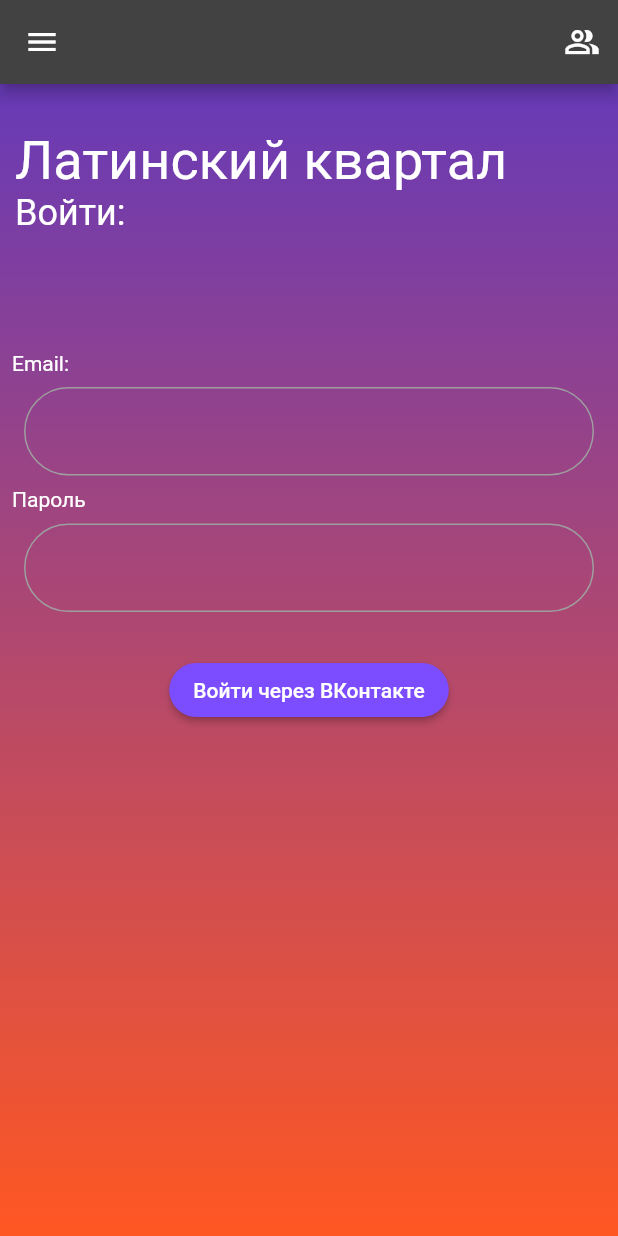
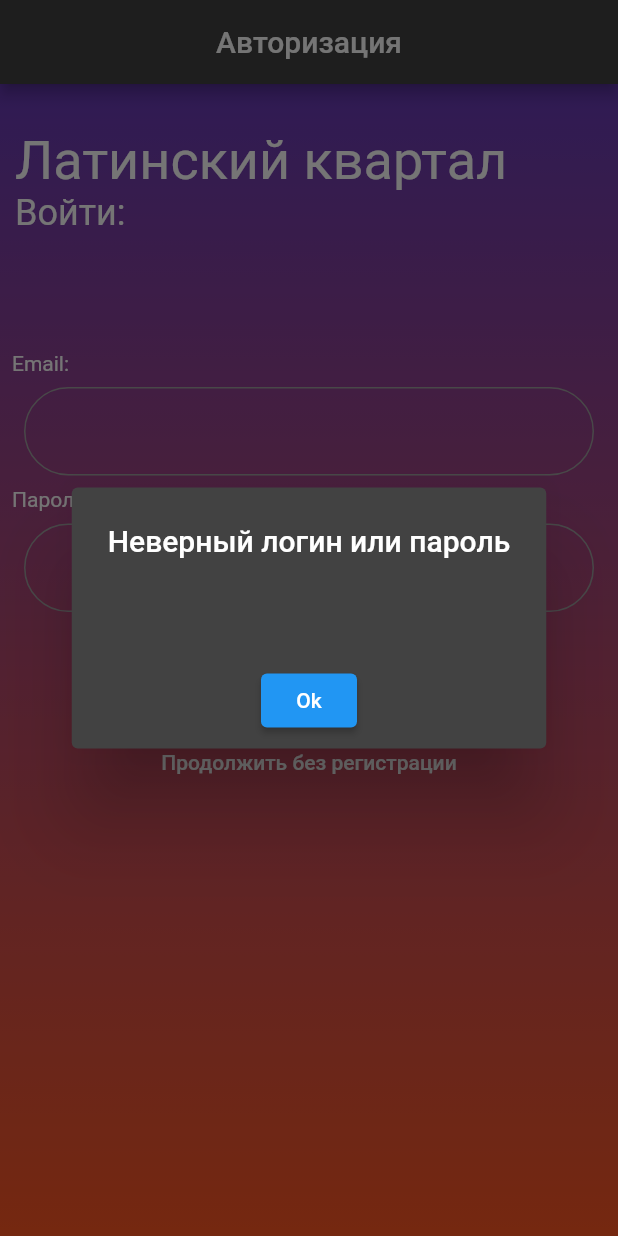
Before and after one commit to siniioduvan/latino_kvartal, a Flutter app: the screen it shows after launch, after a tap on "Войти через ВКонтакте", on a phone screen of 412 x 824 dp. Run offline on Flutter 3.47's test engine with Material 2 defaults, Android fonts, the light colour scheme and no system bars.

Commit message:
23.05.23

```diff
--- a/lib/pages/main_page.dart
+++ b/lib/pages/main_page.dart
@@ -1,4 +1,5 @@
 import 'package:flutter/material.dart';
+import 'package:latino_kvartal/future/drawer.dart';
 
 class MainPage extends StatelessWidget {
   final List<PostData> postData = [
@@ -24,7 +25,10 @@ class MainPage extends StatelessWidget {
 
   @override
   Widget build(BuildContext context) {
-    return Container(
+    return Scaffold(
+      drawer: DrawerMainMenu(),
+      appBar: AppBar(),
+      body: Container(
         width: double.infinity,
         height: double.infinity,
         child: ListView(children: [
@@ -40,6 +44,7 @@ class MainPage extends StatelessWidget {
             ],
           ),
         ]),
+      ),
     );
   }
 }
--- a/lib/pages/user_profile.dart
+++ b/lib/pages/user_profile.dart
@@ -8,7 +8,8 @@ class UserProfile extends StatelessWidget {
 
   @override
   Widget build(BuildContext context) {
-    return ListView(
+    return Scaffold(
+      body: ListView(
         children: [Column(
           children: [
             HeaderProfile(),
@@ -19,6 +20,7 @@ class UserProfile extends StatelessWidget {
             Settings(),
           ],
         ),
-    ]);
+      ]),
+    );
   }
 }
--- a/lib/widgets/auth_page/entry_field.dart
+++ b/lib/widgets/auth_page/entry_field.dart
@@ -1,4 +1,6 @@
 import 'package:flutter/material.dart';
+import 'package:latino_kvartal/pages/main_page.dart';
+import 'package:latino_kvartal/pages/user_profile.dart';
 
 class EntryField extends StatefulWidget {
   const EntryField({
@@ -17,7 +19,29 @@ class _EntryFieldState extends State<EntryField> {
     final login = _loginTextController.text;
     final password = _passwordTextController.text;
     if (login == 'admin' && password == 'admin') {
-      print('open app');
+      final navigator = Navigator.of(context);
+      navigator.push(MaterialPageRoute(builder: (context) => MainPage()));
+    }else{
+      showDialog<void>(
+        context: context,
+        builder: (BuildContext context) {
+          return AlertDialog(
+            title: Text('Неверный логин или пароль'),
+            content: const Text(''),
+            elevation: 24,
+            actions: <Widget>[
+              Center(
+                child: ElevatedButton(
+                  child: Text('Ok'),
+                  onPressed: () {
+                    Navigator.of(context).pop();
+                  },
+                ),
+              ),
+            ],
+          );
+        },
+      );
     }
   }
 
@@ -94,6 +118,12 @@ class _EntryFieldState extends State<EntryField> {
                 ))
               ),
             ),
+          ),
+          Center(
+            child: TextButton(
+              onPressed: (){},
+              child: Text('Продолжить без регистрации',style: TextStyle(color: Colors.white),),
+            ),
           )
         ],
       ),
--- a/lib/widgets/my_app.dart
+++ b/lib/widgets/my_app.dart
@@ -10,16 +10,9 @@ class MyApp extends StatelessWidget {
     return MaterialApp(
       theme: ThemeData.dark(),
       home: Scaffold(
-        drawer: DrawerMainMenu(),
-        appBar: AppBar(actions: [
-          IconButton(
-            icon: const Icon(Icons.people_alt_outlined),
-            tooltip: 'Open user profile',
-            onPressed: () {
-              // handle the press
-            },
-          ),
-        ]),
+        appBar: AppBar(
+          title: Center(child: Text('Авторизация')),
+        ),
         body: Center(
           child: Container(
             decoration: BoxDecoration(
```
Lines whose indentation alone changed are shown as unchanged.
